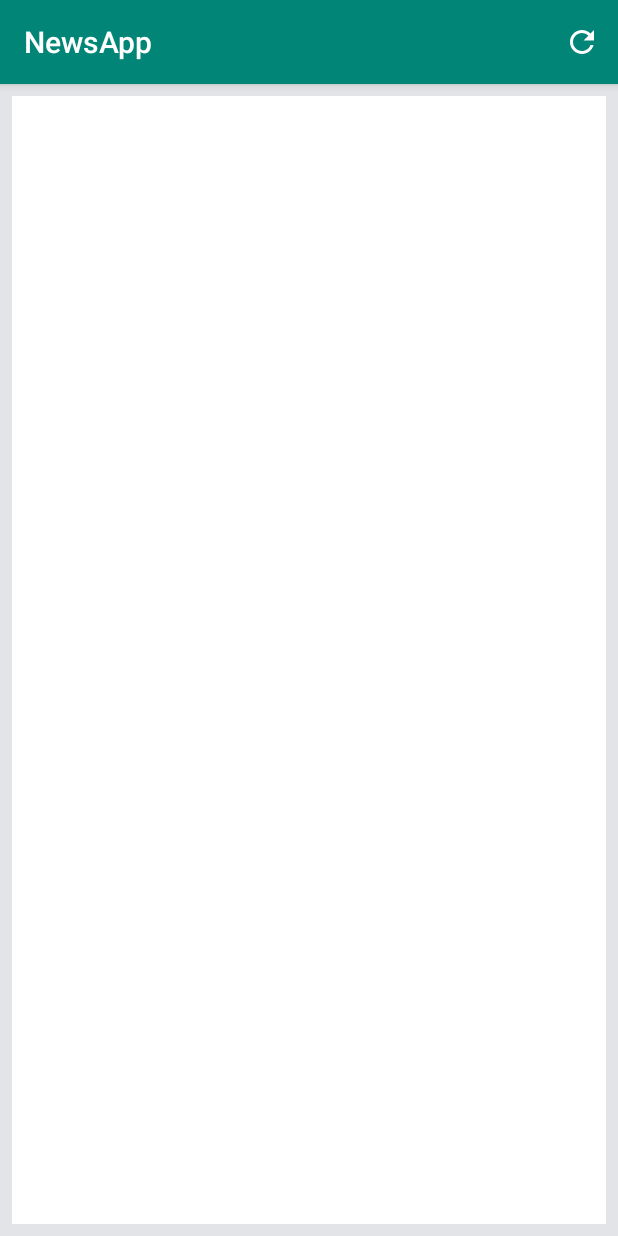
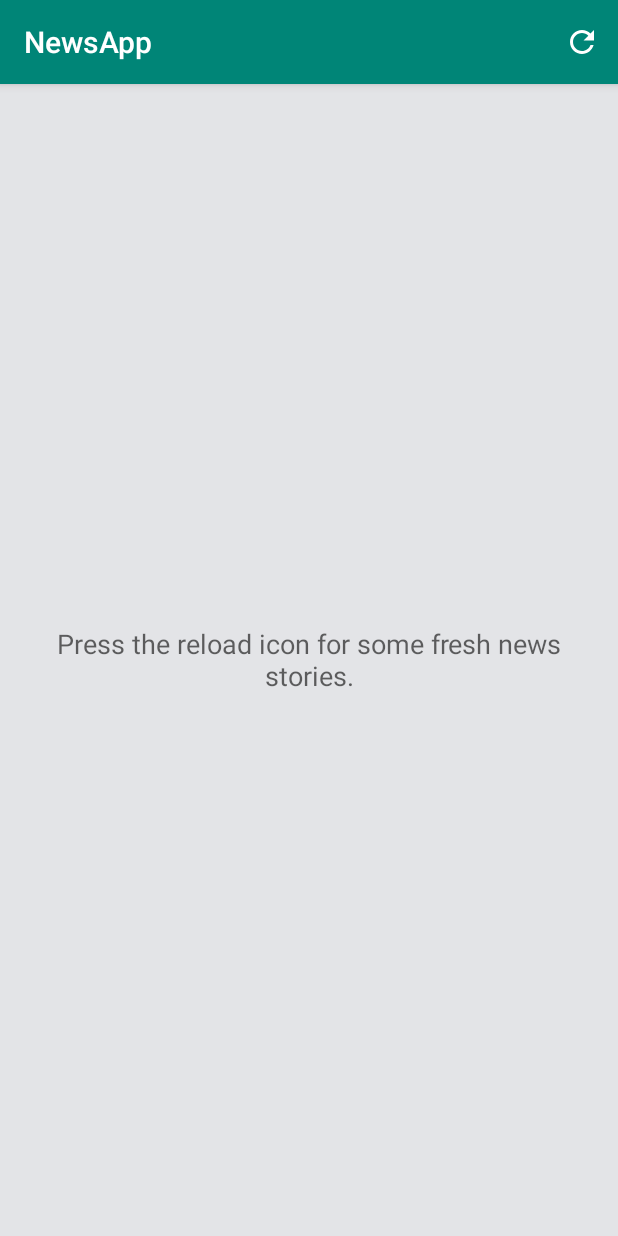
Before and after one commit to inaseem/NewsApp, an Android app: the screen it shows after launch (MainActivity), after a tap on "Reload", on a phone screen of 412 x 824 dp. Run offline under Robolectric (Android 15) with nearby library versions, the phone set to English and light mode, and no system bars.

Commit message:
Specific Changes Done

```diff
--- a/app/src/main/java/ali/naseem/newsapp/MainActivity.java
+++ b/app/src/main/java/ali/naseem/newsapp/MainActivity.java
@@ -3,6 +3,7 @@ package ali.naseem.newsapp;
 import android.app.LoaderManager;
 import android.content.Context;
 import android.content.Intent;
+import android.content.Loader;
 import android.net.ConnectivityManager;
 import android.net.NetworkInfo;
 import android.net.Uri;
@@ -37,6 +38,7 @@ public class MainActivity extends AppCompatActivity implements LoaderManager.Loa
         empty_view = findViewById(R.id.empty_view);
         adapter = new NewsAdapter(this, new ArrayList<News>());
         listView.setAdapter(adapter);
+        listView.setEmptyView(empty_view);
         listView.setOnItemClickListener(new AdapterView.OnItemClickListener() {
             @Override
             public void onItemClick(AdapterView<?> adapterView, View view, int position, long l) {
@@ -49,18 +51,18 @@ public class MainActivity extends AppCompatActivity implements LoaderManager.Loa
     }
 
     @Override
-    public android.content.Loader<List<News>> onCreateLoader(int i, Bundle bundle) {
+    public Loader<List<News>> onCreateLoader(int i, Bundle bundle) {
         return new NewsLoader(this);
     }
 
     @Override
-    public void onLoadFinished(android.content.Loader<List<News>> loader, List<News> news) {
+    public void onLoadFinished(Loader<List<News>> loader, List<News> news) {
         loadingIndicator.setVisibility(View.GONE);
         if (news == null) {
             empty_view.setText(R.string.no_news);
         } else {
             if (news.size() == 0)
-                empty_view.setText(R.string.no_news);
+                empty_view.setText(R.string.no_news_action);
             else
                 empty_view.setVisibility(View.GONE);
             adapter.setItems(news);
@@ -68,7 +70,7 @@ public class MainActivity extends AppCompatActivity implements LoaderManager.Loa
     }
 
     @Override
-    public void onLoaderReset(android.content.Loader<List<News>> loader) {
+    public void onLoaderReset(Loader<List<News>> loader) {
         adapter.setItems(new ArrayList<News>());
         loadingIndicator.setVisibility(View.VISIBLE);
         empty_view.setText("");
@@ -81,8 +83,8 @@ public class MainActivity extends AppCompatActivity implements LoaderManager.Loa
     }
 
     private void loadNews() {
-        empty_view.setVisibility(View.GONE);
         if (isNetworkAvailable()) {
+            empty_view.setText(null);
             adapter.setItems(new ArrayList<News>());
             LoaderManager loaderManager = getLoaderManager();
             loadingIndicator.setVisibility(View.VISIBLE);
--- a/app/src/main/java/ali/naseem/newsapp/NewsLoader.java
+++ b/app/src/main/java/ali/naseem/newsapp/NewsLoader.java
@@ -34,7 +34,6 @@ public class NewsLoader extends AsyncTaskLoader<List<News>> {
 
     @Override
     public List<News> loadInBackground() {
-        System.out.println("INSIDE");
         List<News> list = new ArrayList<News>();
         try {
             list.addAll(extractFeatureFromJson(makeHttpRequest(createUrl(URL))));
```
